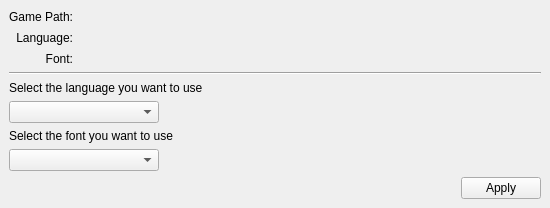
grimdawntranslator/GDConfigure, file mainwindow.ui: the form before one commit.
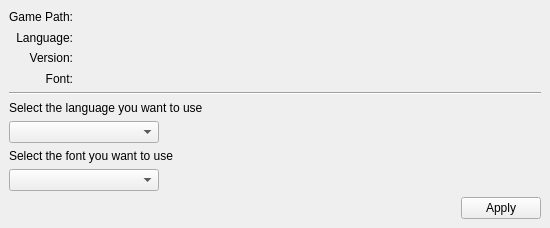
The form after the commit. Icons and pictures are not drawn.

The edit to the form file:
```diff
--- a/mainwindow.ui
+++ b/mainwindow.ui
@@ -7,7 +7,7 @@
     <x>0</x>
     <y>0</y>
     <width>550</width>
-    <height>208</height>
+    <height>228</height>
    </rect>
   </property>
   <property name="sizePolicy">
@@ -19,13 +19,13 @@
   <property name="minimumSize">
    <size>
     <width>550</width>
-    <height>208</height>
+    <height>228</height>
    </size>
   </property>
   <property name="maximumSize">
    <size>
     <width>550</width>
-    <height>208</height>
+    <height>228</height>
    </size>
   </property>
   <property name="windowTitle">
@@ -39,20 +39,26 @@
    <layout class="QGridLayout" name="gridLayout_2">
     <item row="0" column="0">
      <layout class="QGridLayout" name="gridLayout">
-      <item row="0" column="1">
-       <widget class="QLabel" name="label_GamePath">
+      <property name="sizeConstraint">
+       <enum>QLayout::SetFixedSize</enum>
+      </property>
+      <item row="1" column="0">
+       <widget class="QLabel" name="label_LanguageLabel">
         <property name="sizePolicy">
-         <sizepolicy hsizetype="MinimumExpanding" vsizetype="Minimum">
+         <sizepolicy hsizetype="Minimum" vsizetype="Minimum">
           <horstretch>0</horstretch>
           <verstretch>0</verstretch>
          </sizepolicy>
         </property>
         <property name="text">
-         <string notr="true"/>
+         <string>Language:</string>
+        </property>
+        <property name="alignment">
+         <set>Qt::AlignRight|Qt::AlignTrailing|Qt::AlignVCenter</set>
         </property>
        </widget>
       </item>
-      <item row="2" column="0">
+      <item row="3" column="0">
        <widget class="QLabel" name="label_FontLabel">
         <property name="text">
          <string>Font:</string>
@@ -75,6 +81,48 @@
         </property>
        </widget>
       </item>
+      <item row="0" column="1">
+       <widget class="QLabel" name="label_GamePath">
+        <property name="sizePolicy">
+         <sizepolicy hsizetype="MinimumExpanding" vsizetype="Minimum">
+          <horstretch>0</horstretch>
+          <verstretch>0</verstretch>
+         </sizepolicy>
+        </property>
+        <property name="text">
+         <string notr="true"/>
+        </property>
+       </widget>
+      </item>
+      <item row="3" column="1">
+       <widget class="QLabel" name="label_Font">
+        <property name="sizePolicy">
+         <sizepolicy hsizetype="MinimumExpanding" vsizetype="Minimum">
+          <horstretch>0</horstretch>
+          <verstretch>0</verstretch>
+         </sizepolicy>
+        </property>
+        <property name="text">
+         <string/>
+        </property>
+       </widget>
+      </item>
+      <item row="2" column="0">
+       <widget class="QLabel" name="label_VersionLabel">
+        <property name="sizePolicy">
+         <sizepolicy hsizetype="Minimum" vsizetype="Minimum">
+          <horstretch>0</horstretch>
+          <verstretch>0</verstretch>
+         </sizepolicy>
+        </property>
+        <property name="text">
+         <string>Version:</string>
+        </property>
+        <property name="alignment">
+         <set>Qt::AlignRight|Qt::AlignTrailing|Qt::AlignVCenter</set>
+        </property>
+       </widget>
+      </item>
       <item row="0" column="0">
        <widget class="QLabel" name="label_GamePathLabel">
         <property name="sizePolicy">
@@ -92,25 +140,15 @@
        </widget>
       </item>
       <item row="2" column="1">
-       <widget class="QLabel" name="label_Font">
-        <property name="text">
-         <string/>
-        </property>
-       </widget>
-      </item>
-      <item row="1" column="0">
-       <widget class="QLabel" name="label_LanguageLabel">
+       <widget class="QLabel" name="label_Version">
         <property name="sizePolicy">
-         <sizepolicy hsizetype="Minimum" vsizetype="Minimum">
+         <sizepolicy hsizetype="MinimumExpanding" vsizetype="Minimum">
           <horstretch>0</horstretch>
           <verstretch>0</verstretch>
          </sizepolicy>
         </property>
         <property name="text">
-         <string>Language:</string>
-        </property>
-        <property name="alignment">
-         <set>Qt::AlignRight|Qt::AlignTrailing|Qt::AlignVCenter</set>
+         <string/>
         </property>
        </widget>
       </item>
@@ -125,8 +163,17 @@
     </item>
     <item row="2" column="0">
      <layout class="QVBoxLayout" name="verticalLayout_Configure">
+      <property name="sizeConstraint">
+       <enum>QLayout::SetFixedSize</enum>
+      </property>
       <item>
        <widget class="QLabel" name="label_SelectLanguage">
+        <property name="minimumSize">
+         <size>
+          <width>0</width>
+          <height>12</height>
+         </size>
+        </property>
         <property name="text">
          <string>Select the language you want to use</string>
         </property>
@@ -145,7 +192,7 @@
           <property name="minimumSize">
            <size>
             <width>150</width>
-            <height>0</height>
+            <height>20</height>
            </size>
           </property>
           <property name="focusPolicy">
@@ -173,6 +220,12 @@
       </item>
       <item>
        <widget class="QLabel" name="label_SelectFont">
+        <property name="minimumSize">
+         <size>
+          <width>0</width>
+          <height>12</height>
+         </size>
+        </property>
         <property name="text">
          <string>Select the font you want to use</string>
         </property>
@@ -182,15 +235,24 @@
        <layout class="QHBoxLayout" name="horizontalLayout_Fonts">
         <item>
          <widget class="QComboBox" name="comboBox_Fonts">
+          <property name="sizePolicy">
+           <sizepolicy hsizetype="Preferred" vsizetype="Fixed">
+            <horstretch>0</horstretch>
+            <verstretch>0</verstretch>
+           </sizepolicy>
+          </property>
           <property name="minimumSize">
            <size>
             <width>150</width>
-            <height>0</height>
+            <height>20</height>
            </size>
           </property>
           <property name="focusPolicy">
            <enum>Qt::NoFocus</enum>
           </property>
+          <property name="editable">
+           <bool>false</bool>
+          </property>
           <property name="sizeAdjustPolicy">
            <enum>QComboBox::AdjustToContents</enum>
           </property>
@@ -215,6 +277,9 @@
     </item>
     <item row="3" column="0">
      <layout class="QHBoxLayout" name="horizontalLayout_Apply">
+      <property name="sizeConstraint">
+       <enum>QLayout::SetMinAndMaxSize</enum>
+      </property>
       <item>
        <widget class="QLabel" name="label_Messages">
         <property name="text">
```
